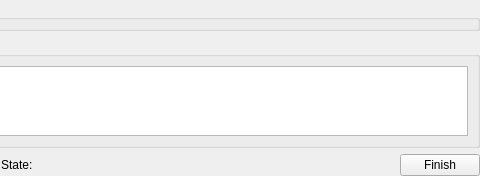
Before: the Qt Designer form plugins/teamwork/kdevteamwork_vectortimestampwidget.ui in KDE/kdevelop, drawn with Qt 5; both pictures show x 280 to 760 and y 0 to 176 of the 760 by 176 pixel window.
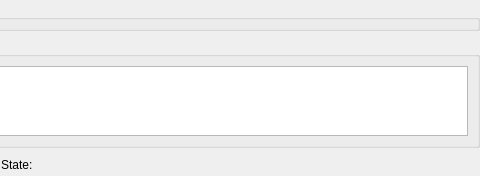
After: the same form once the commit is applied.

Commit message: Another one to port to KDialog.

Patch:
```diff
--- a/plugins/teamwork/kdevteamwork_vectortimestampwidget.ui
+++ b/plugins/teamwork/kdevteamwork_vectortimestampwidget.ui
@@ -13,7 +13,19 @@
    <property name="margin" >
     <number>0</number>
    </property>
-   <property name="spacing" >
+   <property name="topMargin" >
+    <number>0</number>
+   </property>
+   <property name="rightMargin" >
+    <number>0</number>
+   </property>
+   <property name="bottomMargin" >
+    <number>0</number>
+   </property>
+   <property name="horizontalSpacing" >
+    <number>6</number>
+   </property>
+   <property name="verticalSpacing" >
     <number>6</number>
    </property>
    <item row="0" column="0" >
@@ -123,13 +135,6 @@
          </property>
         </spacer>
        </item>
-       <item>
-        <widget class="QPushButton" name="finish" >
-         <property name="text" >
-          <string>Finish</string>
-         </property>
-        </widget>
-       </item>
       </layout>
      </item>
     </layout>
```
Left out of the diff: 56 changed lines with no effect on the pictures. The commit also changes 2 other files.
